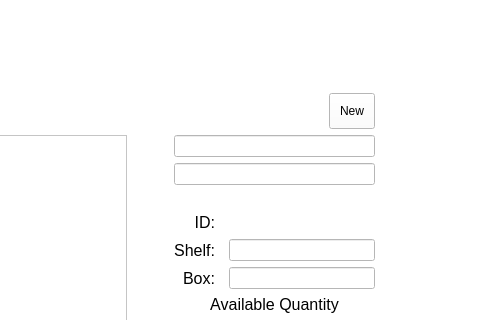
Above: inventory_editor.ui from arc-bphc/sims-gui before the change; both pictures show x 684 to 1164 and y 225 to 545 of the 1164 by 672 pixel window. Below: the same form after it.
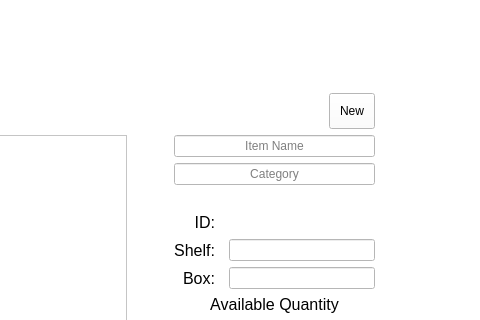
That is the form after the change. Icons and pictures are not drawn.

Commit message: made changes to inventory editor ui

Patch:
```diff
--- a/inventory_editor.ui
+++ b/inventory_editor.ui
@@ -89,10 +89,24 @@
     <item row="0" column="1">
      <layout class="QGridLayout" name="gridLayout_2">
       <item row="4" column="3">
-       <widget class="QLineEdit" name="partCategory"/>
+       <widget class="QLineEdit" name="partCategory">
+        <property name="alignment">
+         <set>Qt::AlignCenter</set>
+        </property>
+        <property name="placeholderText">
+         <string>Category</string>
+        </property>
+       </widget>
       </item>
       <item row="3" column="3">
-       <widget class="QLineEdit" name="partName"/>
+       <widget class="QLineEdit" name="partName">
+        <property name="alignment">
+         <set>Qt::AlignCenter</set>
+        </property>
+        <property name="placeholderText">
+         <string>Item Name</string>
+        </property>
+       </widget>
       </item>
       <item row="1" column="0" colspan="4">
        <spacer name="verticalSpacer">
```
Left out of the diff: 15 changed lines with no effect on the pictures.
